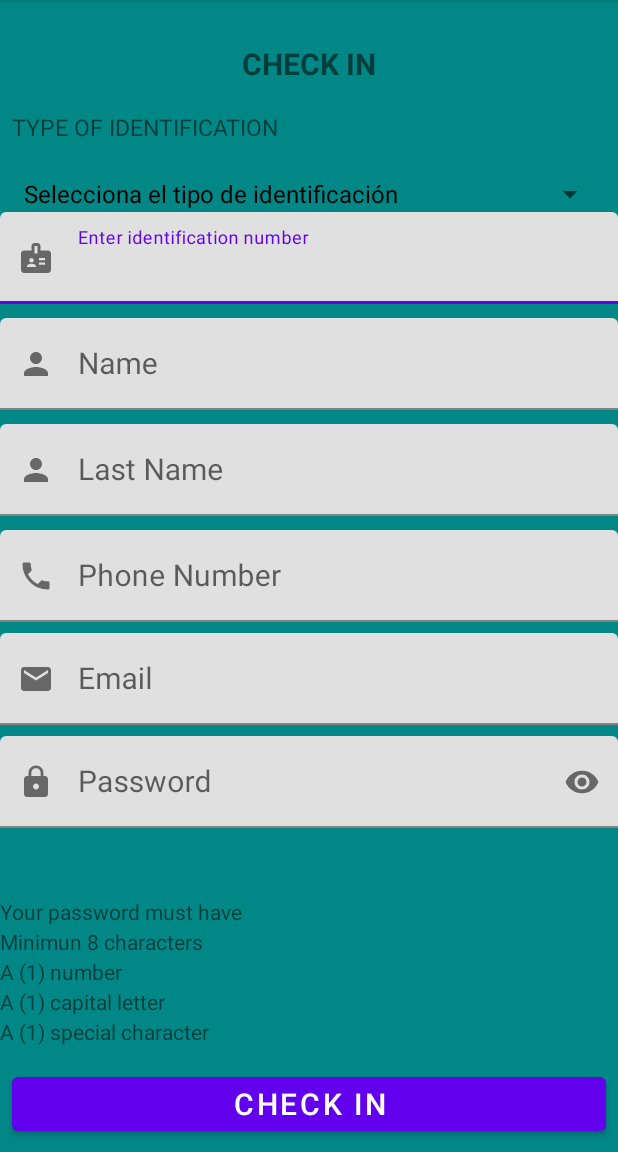
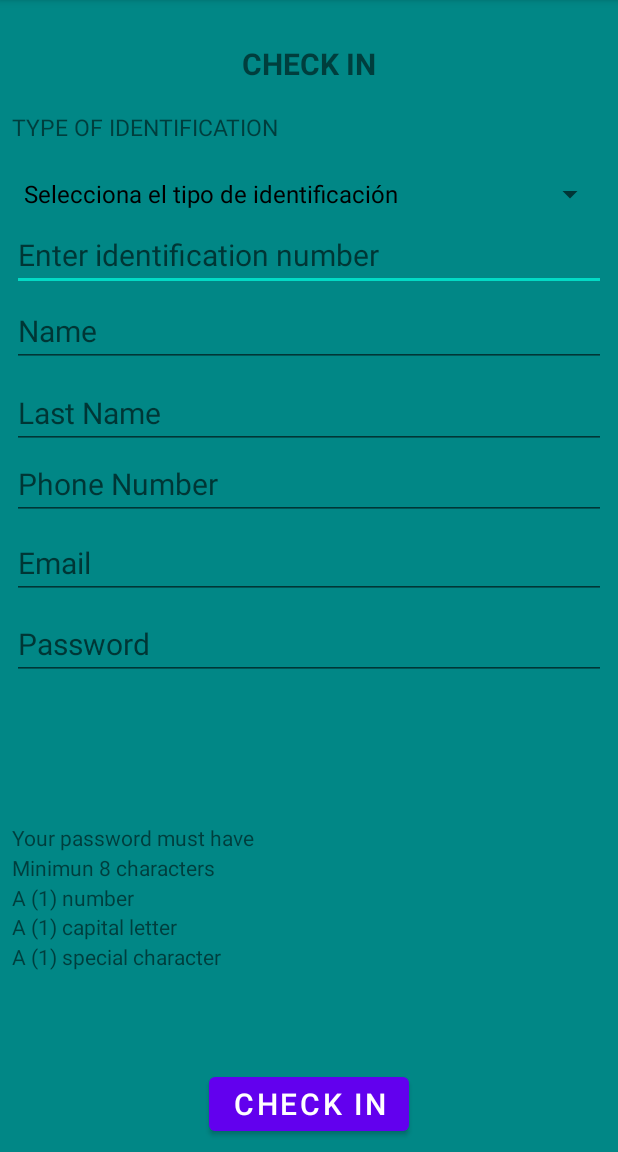
Before and after one commit to pfchaparro/ensamble-soft-ciclo4, an Android app: the MainActivity1 screen opened directly, with no data from a screen before it, on a phone screen of 412 x 824 dp, the part 84-1236 px from its top. Run offline under Robolectric (Android 15) with nearby library versions, the phone set to English and light mode, and no system bars.

Commit message:
nuevas funcionalidades

```diff
--- a/app/src/main/java/com/example/ensamblesoftc4/MainActivity1.java
+++ b/app/src/main/java/com/example/ensamblesoftc4/MainActivity1.java
@@ -3,10 +3,7 @@ package com.example.ensamblesoftc4;
 import android.content.Intent;
 import android.database.sqlite.SQLiteDatabase;
 import android.os.Bundle;
-import android.view.Gravity;
-import android.view.LayoutInflater;
 import android.view.View;
-import android.view.ViewGroup;
 import android.widget.ArrayAdapter;
 import android.widget.Button;
 import android.widget.EditText;
@@ -15,16 +12,15 @@ import android.widget.TextView;
 import android.widget.Toast;
 
 import androidx.appcompat.app.AppCompatActivity;
-import androidx.core.view.LayoutInflaterCompat;
 
 import com.example.ensamblesoftc4.db.DbHelper;
-import com.google.android.material.textfield.TextInputLayout;
 
 public class MainActivity1 extends AppCompatActivity {
+
     Spinner spinner1;
     Button B3;
     EditText E1, E2, E3, E4, E5, E6;
-    TextInputLayout txtInputEmail, txtInputPassword;
+    TextView T1;
 
     @Override
     protected void onCreate(Bundle savedInstanceState) {
@@ -33,14 +29,13 @@ public class MainActivity1 extends AppCompatActivity {
 
         spinner1 = (Spinner) findViewById(R.id.spinner);
         B3 = (Button) findViewById(R.id.btn_ckeckin_main1);
-        E1 = (EditText) findViewById(R.id.eNumberIdentification);
-        E2 = (EditText) findViewById(R.id.eName);
-        E3 = (EditText) findViewById(R.id.eLastName);
-        E4 = (EditText) findViewById(R.id.ePhone);
-        E5 = (EditText) findViewById(R.id.eEmail);
-        E6 = (EditText) findViewById(R.id.ePassword);
-        txtInputEmail = (TextInputLayout) findViewById(R.id.txtInputEmail);
-        txtInputPassword = (TextInputLayout) findViewById(R.id.txtInputPassword);
+        E1 = (EditText) findViewById(R.id.e1);
+        E2 = (EditText) findViewById(R.id.e2);
+        E3 = (EditText) findViewById(R.id.e3);
+        E4 = (EditText) findViewById(R.id.e4);
+        E5 = (EditText) findViewById(R.id.e5);
+        E6 = (EditText) findViewById(R.id.e6);
+        //T1 = (TextView) findViewById(R.id.textView8);
 
         String [] opciones = {"Selecciona el tipo de identificación", "CEDULA DE CUIDADANIA", "TARJETA DE IDENTIDAD", "REGISTRO CIVIL", "CEDULA DE EXTRANGERIA", "PASAPORTE", "SALVOCONDUCTO"};
 
@@ -50,54 +45,29 @@ public class MainActivity1 extends AppCompatActivity {
         B3.setOnClickListener(new View.OnClickListener() {
             @Override
             public void onClick(View v) {
-                String num_ident, nombre, apellido, num_tel, correo, contraseña;
+                String num_ident, nombre, apellido, num_tel;
                 boolean v1,v2,v3,v4,v5,v6;
                 num_ident=E1.getText().toString();
                 nombre=E2.getText().toString();
                 apellido=E3.getText().toString();
                 num_tel=E4.getText().toString();
-                correo=E5.getText().toString();
-                contraseña=E6.getText().toString();
 
                 v1=num_ident.matches("[0-9].*");
                 v2=nombre.matches("[A-Z].*");
                 v3=apellido.matches("[A-Z].*");
                 v4=num_tel.matches("[0-9].*");
-                v5=correo.matches("[-\\w\\.]+@\\w+\\.\\w+");
-                v6=contraseña.matches("(?=.*[@#$%^&+=])"+"(?=\\S+$)"+".{8,}"+"$");
 
                 DbHelper dbHelper = new DbHelper(MainActivity1.this);
                 SQLiteDatabase db = dbHelper.getWritableDatabase();
-                if (E1.getText().toString().isEmpty()){
-                    Toast.makeText(MainActivity1.this,"Campo número identificación vacio",Toast.LENGTH_LONG).show();
-                }else {
-                    if (E2.getText().toString().isEmpty()){
-                        Toast.makeText(MainActivity1.this,"Campo Nombre vacio",Toast.LENGTH_LONG).show();
-                    }else {
-                        if (E3.getText().toString().isEmpty()){
-                            Toast.makeText(MainActivity1.this,"Campo Apellido vacio",Toast.LENGTH_LONG).show();
-                        }else {
-                            if (E4.getText().toString().isEmpty()){
-                                Toast.makeText(MainActivity1.this,"Campo número de teléfono vacio",Toast.LENGTH_LONG).show();
-                            }else {
-                                if (E5.getText().toString().isEmpty()){
-                                    Toast.makeText(MainActivity1.this,"Campo Correo electrónico vacio",Toast.LENGTH_LONG).show();
-                                }else {
-                                    if (E6.getText().toString().isEmpty()){
-                                        Toast.makeText(MainActivity1.this,"Campo contraseña vacio",Toast.LENGTH_LONG).show();
-                                    }else {
-                                        if (v1==true && v2==true && v3==true && v4==true && v5==true && v6==true){
-                                            Toast.makeText(MainActivity1.this,"DATOS INGRESADOS CORRECTAMENTE Y BASE DE DATOS CREADA",Toast.LENGTH_LONG).show();
-                                            Intent B3 = new Intent(MainActivity1.this, MainActivity.class);
-                                            startActivity(B3);
-                                        } else {
-                                            Toast.makeText(MainActivity1.this,"DATOS INCORRECTOS",Toast.LENGTH_LONG).show();
-                                        }
-                                    }
-                                }
-                            }
-                        }
-                    }
+                if (v1==true && v2==true && v3==true && v4==true){
+                    Toast.makeText(MainActivity1.this,"DATOS INGRESADOS CORRECTAMENTE",Toast.LENGTH_LONG).show();
+                /*if (db != null){
+                    Toast.makeText(MainActivity1.this,"BASE DE DATOS CREADA",Toast.LENGTH_LONG).show();
+                    Intent B3 = new Intent(MainActivity1.this, MainActivity.class);
+                    startActivity(B3);*/
+                } else {
+                    //Toast.makeText(MainActivity1.this,"ERROR AL CREAR BASE DE DATOS",Toast.LENGTH_LONG).show();
+                    Toast.makeText(MainActivity1.this,"DATOS INCORRECTOS",Toast.LENGTH_LONG).show();
                 }
             }
         });
--- a/app/src/main/res/layout/activity_main1.xml
+++ b/app/src/main/res/layout/activity_main1.xml
@@ -51,200 +51,191 @@
         app:layout_constraintTop_toTopOf="parent"
         app:layout_constraintVertical_bias="0.134"
         tools:ignore="SpeakableTextPresentCheck,TouchTargetSizeCheck" />
-
+    <EditText
+        android:id="@+id/e1"
+        android:layout_width="match_parent"
+        android:layout_height="wrap_content"
+        android:layout_marginStart="8dp"
+        android:layout_marginTop="10dp"
+        android:layout_marginEnd="8dp"
+        android:hint="@string/msjop2"
+        android:inputType="number"
+        android:minHeight="48sp"
+        android:textSize="20sp"
+        app:layout_constraintBottom_toBottomOf="parent"
+        app:layout_constraintEnd_toEndOf="parent"
+        app:layout_constraintHorizontal_bias="0.0"
+        app:layout_constraintStart_toStartOf="parent"
+        app:layout_constraintTop_toBottomOf="@+id/t1"
+        app:layout_constraintVertical_bias="0.122" />
+    <EditText
+        android:id="@+id/e2"
+        android:layout_width="match_parent"
+        android:layout_height="wrap_content"
+        android:layout_marginStart="8dp"
+        android:layout_marginTop="10dp"
+        android:layout_marginEnd="8dp"
+        android:hint="@string/msjname"
+        android:inputType="text"
+        android:minHeight="48sp"
+        android:textSize="20sp"
+        app:layout_constraintBottom_toBottomOf="parent"
+        app:layout_constraintEnd_toEndOf="parent"
+        app:layout_constraintHorizontal_bias="0.0"
+        app:layout_constraintStart_toStartOf="parent"
+        app:layout_constraintTop_toBottomOf="@+id/t1"
+        app:layout_constraintVertical_bias="0.2" />
+    <EditText
+        android:id="@+id/e3"
+        android:layout_width="match_parent"
+        android:layout_height="wrap_content"
+        android:layout_marginStart="8dp"
+        android:layout_marginTop="10dp"
+        android:layout_marginEnd="8dp"
+        android:hint="@string/msjlastname"
+        android:inputType="text"
+        android:minHeight="48sp"
+        android:textSize="20sp"
+        app:layout_constraintBottom_toBottomOf="parent"
+        app:layout_constraintEnd_toEndOf="parent"
+        app:layout_constraintHorizontal_bias="0.0"
+        app:layout_constraintStart_toStartOf="parent"
+        app:layout_constraintTop_toTopOf="parent"
+        app:layout_constraintVertical_bias="0.34" />
+    <EditText
+        android:id="@+id/e4"
+        android:layout_width="match_parent"
+        android:layout_height="wrap_content"
+        android:layout_marginStart="8dp"
+        android:layout_marginTop="10dp"
+        android:layout_marginEnd="8dp"
+        android:hint="@string/msjphone"
+        android:inputType="phone"
+        android:minHeight="48sp"
+        android:textSize="20sp"
+        app:layout_constraintBottom_toBottomOf="parent"
+        app:layout_constraintEnd_toEndOf="parent"
+        app:layout_constraintHorizontal_bias="0.0"
+        app:layout_constraintStart_toStartOf="parent"
+        app:layout_constraintTop_toBottomOf="@+id/e1"
+        app:layout_constraintVertical_bias="0.184" />
+    <EditText
+        android:id="@+id/e5"
+        android:layout_width="match_parent"
+        android:layout_height="wrap_content"
+        android:layout_marginStart="8dp"
+        android:layout_marginTop="10dp"
+        android:layout_marginEnd="8dp"
+        android:hint="@string/msjemail"
+        android:inputType="textEmailAddress"
+        android:minHeight="48sp"
+        android:textSize="20sp"
+        app:layout_constraintBottom_toBottomOf="parent"
+        app:layout_constraintEnd_toEndOf="parent"
+        app:layout_constraintHorizontal_bias="0.0"
+        app:layout_constraintStart_toStartOf="parent"
+        app:layout_constraintTop_toBottomOf="@+id/e1"
+        app:layout_constraintVertical_bias="0.286" />
+    <EditText
+        android:id="@+id/e6"
+        android:layout_width="match_parent"
+        android:layout_height="wrap_content"
+        android:layout_marginStart="8dp"
+        android:layout_marginTop="10dp"
+        android:layout_marginEnd="8dp"
+        android:hint="@string/msjpassword"
+        android:inputType="textPassword"
+        android:textSize="20sp"
+        app:layout_constraintBottom_toBottomOf="parent"
+        app:layout_constraintEnd_toEndOf="parent"
+        app:layout_constraintHorizontal_bias="0.0"
+        app:layout_constraintStart_toStartOf="parent"
+        app:layout_constraintTop_toTopOf="parent"
+        app:layout_constraintVertical_bias="0.557" />
     <TextView
         android:id="@+id/t3"
         android:layout_width="match_parent"
         android:layout_height="wrap_content"
+        android:layout_marginStart="8dp"
         android:layout_marginTop="10dp"
         android:layout_marginEnd="8dp"
         android:text="@string/msjop4"
         app:layout_constraintBottom_toBottomOf="parent"
         app:layout_constraintEnd_toEndOf="parent"
+        app:layout_constraintHorizontal_bias="1.0"
+        app:layout_constraintStart_toStartOf="@+id/e3"
         app:layout_constraintTop_toTopOf="parent"
-        app:layout_constraintVertical_bias="0.796" />
-
+        app:layout_constraintVertical_bias="0.729" />
     <TextView
         android:id="@+id/t4"
         android:layout_width="match_parent"
         android:layout_height="wrap_content"
+        android:layout_marginStart="8dp"
         android:layout_marginTop="10dp"
         android:layout_marginEnd="8dp"
         android:text="@string/msjop5"
         app:layout_constraintBottom_toBottomOf="parent"
         app:layout_constraintEnd_toEndOf="parent"
+        app:layout_constraintHorizontal_bias="1.0"
+        app:layout_constraintStart_toStartOf="@+id/e3"
         app:layout_constraintTop_toTopOf="parent"
-        app:layout_constraintVertical_bias="0.823" />
-
+        app:layout_constraintVertical_bias="0.756" />
     <TextView
         android:id="@+id/t5"
         android:layout_width="match_parent"
         android:layout_height="wrap_content"
+        android:layout_marginStart="8dp"
         android:layout_marginTop="10dp"
         android:layout_marginEnd="8dp"
         android:text="@string/msjop6"
         app:layout_constraintBottom_toBottomOf="parent"
         app:layout_constraintEnd_toEndOf="parent"
+        app:layout_constraintHorizontal_bias="1.0"
+        app:layout_constraintStart_toStartOf="@+id/e3"
         app:layout_constraintTop_toTopOf="parent"
-        app:layout_constraintVertical_bias="0.85" />
-
+        app:layout_constraintVertical_bias="0.783" />
     <TextView
         android:id="@+id/t6"
         android:layout_width="match_parent"
         android:layout_height="wrap_content"
+        android:layout_marginStart="8dp"
         android:layout_marginTop="10dp"
         android:layout_marginEnd="8dp"
         android:text="@string/msjop7"
         app:layout_constraintBottom_toBottomOf="parent"
         app:layout_constraintEnd_toEndOf="parent"
+        app:layout_constraintHorizontal_bias="1.0"
+        app:layout_constraintStart_toStartOf="@+id/e3"
         app:layout_constraintTop_toTopOf="parent"
-        app:layout_constraintVertical_bias="0.877" />
-
+        app:layout_constraintVertical_bias="0.81" />
     <TextView
         android:id="@+id/t7"
         android:layout_width="match_parent"
         android:layout_height="wrap_content"
+        android:layout_marginStart="8dp"
         android:layout_marginTop="10dp"
         android:layout_marginEnd="8dp"
         android:text="@string/msjop8"
         app:layout_constraintBottom_toBottomOf="parent"
         app:layout_constraintEnd_toEndOf="parent"
+        app:layout_constraintHorizontal_bias="1.0"
+        app:layout_constraintStart_toStartOf="@+id/e3"
         app:layout_constraintTop_toTopOf="parent"
-        app:layout_constraintVertical_bias="0.904" />
-
-    <com.google.android.material.textfield.TextInputLayout
-        android:id="@+id/txtInputNumberIdentification"
-        android:layout_width="match_parent"
-        android:layout_height="wrap_content"
-        android:hint="@string/msjop2"
-        app:layout_constraintBottom_toBottomOf="parent"
-        app:layout_constraintEnd_toEndOf="parent"
-        app:layout_constraintHorizontal_bias="0.498"
-        app:layout_constraintStart_toStartOf="parent"
-        app:layout_constraintTop_toTopOf="parent"
-        app:layout_constraintVertical_bias="0.200"
-        app:startIconDrawable="@drawable/ic_identification">
-        -<com.google.android.material.textfield.TextInputEditText
-            android:id="@+id/eNumberIdentification"
-            android:layout_width="match_parent"
-            android:layout_height="wrap_content"
-            android:inputType="number"
-            android:textSize="20sp"/>
-    </com.google.android.material.textfield.TextInputLayout>
-
-    <com.google.android.material.textfield.TextInputLayout
-        android:id="@+id/txtInputName"
-        android:layout_width="match_parent"
-        android:layout_height="wrap_content"
-        android:hint="@string/msjname"
-        app:layout_constraintBottom_toBottomOf="parent"
-        app:layout_constraintEnd_toEndOf="parent"
-        app:layout_constraintHorizontal_bias="0.498"
-        app:layout_constraintStart_toStartOf="parent"
-        app:layout_constraintTop_toTopOf="parent"
-        app:layout_constraintVertical_bias="0.300"
-        app:startIconDrawable="@drawable/ic_person">
-        -<com.google.android.material.textfield.TextInputEditText
-            android:id="@+id/eName"
-            android:layout_width="match_parent"
-            android:layout_height="wrap_content"
-            android:inputType="textPersonName"
-            android:textSize="20sp"/>
-    </com.google.android.material.textfield.TextInputLayout>
-
-    <com.google.android.material.textfield.TextInputLayout
-        android:id="@+id/txtInputLastName"
-        android:layout_width="match_parent"
-        android:layout_height="wrap_content"
-        android:hint="@string/msjlastname"
-        app:layout_constraintBottom_toBottomOf="parent"
-        app:layout_constraintEnd_toEndOf="parent"
-        app:layout_constraintHorizontal_bias="0.498"
-        app:layout_constraintStart_toStartOf="parent"
-        app:layout_constraintTop_toTopOf="parent"
-        app:layout_constraintVertical_bias="0.400"
-        app:startIconDrawable="@drawable/ic_person">
-        -<com.google.android.material.textfield.TextInputEditText
-            android:id="@+id/eLastName"
-            android:layout_width="match_parent"
-            android:layout_height="wrap_content"
-            android:inputType="textPersonName"
-            android:textSize="20sp"/>
-    </com.google.android.material.textfield.TextInputLayout>
-
-    <com.google.android.material.textfield.TextInputLayout
-        android:id="@+id/txtInputPhone"
-        android:layout_width="match_parent"
-        android:layout_height="wrap_content"
-        android:hint="@string/msjphone"
-        app:layout_constraintBottom_toBottomOf="parent"
-        app:layout_constraintEnd_toEndOf="parent"
-        app:layout_constraintHorizontal_bias="0.498"
-        app:layout_constraintStart_toStartOf="parent"
-        app:layout_constraintTop_toTopOf="parent"
-        app:layout_constraintVertical_bias="0.500"
-        app:startIconDrawable="@drawable/ic_phone">
-        -<com.google.android.material.textfield.TextInputEditText
-            android:id="@+id/ePhone"
-            android:layout_width="match_parent"
-            android:layout_height="wrap_content"
-            android:inputType="number"
-            android:textSize="20sp"/>
-    </com.google.android.material.textfield.TextInputLayout>
-
-    <com.google.android.material.textfield.TextInputLayout
-        android:id="@+id/txtInputEmail"
-        android:layout_width="match_parent"
-        android:layout_height="wrap_content"
-        android:hint="@string/msjemail"
-        app:layout_constraintBottom_toBottomOf="parent"
-        app:layout_constraintEnd_toEndOf="parent"
-        app:layout_constraintHorizontal_bias="0.498"
-        app:layout_constraintStart_toStartOf="parent"
-        app:layout_constraintTop_toTopOf="parent"
-        app:layout_constraintVertical_bias="0.615"
-        app:startIconDrawable="@drawable/ic_email"
-        app:errorEnabled="true">
-        -<com.google.android.material.textfield.TextInputEditText
-            android:id="@+id/eEmail"
-            android:layout_width="match_parent"
-            android:layout_height="wrap_content"
-            android:inputType="textEmailAddress"
-            android:textSize="20sp"/>
-    </com.google.android.material.textfield.TextInputLayout>
-    <com.google.android.material.textfield.TextInputLayout
-        android:id="@+id/txtInputPassword"
-        android:layout_width="match_parent"
-        android:layout_height="wrap_content"
-        android:hint="@string/msjpassword"
-        app:layout_constraintBottom_toBottomOf="parent"
-        app:layout_constraintEnd_toEndOf="parent"
-        app:layout_constraintHorizontal_bias="0.498"
-        app:layout_constraintStart_toStartOf="parent"
-        app:layout_constraintTop_toTopOf="parent"
-        app:layout_constraintVertical_bias="0.715"
-        app:startIconDrawable="@drawable/ic_lock"
-        app:errorEnabled="true"
-        app:passwordToggleEnabled="true">
-        <com.google.android.material.textfield.TextInputEditText
-            android:id="@+id/ePassword"
-            android:layout_width="match_parent"
-            android:layout_height="wrap_content"
-            android:inputType="textPassword"
-            android:textSize="20sp"/>
-    </com.google.android.material.textfield.TextInputLayout>
-
+        app:layout_constraintVertical_bias="0.837" />
     <Button
         android:id="@+id/btn_ckeckin_main1"
-        android:layout_width="match_parent"
+        android:layout_width="wrap_content"
         android:layout_height="wrap_content"
         android:layout_marginStart="8dp"
+        android:layout_marginTop="8dp"
         android:layout_marginEnd="8dp"
         android:layout_marginBottom="8dp"
         android:text="@string/msjcheckin"
         android:textSize="20sp"
         app:layout_constraintBottom_toBottomOf="parent"
         app:layout_constraintEnd_toEndOf="parent"
-        app:layout_constraintStart_toStartOf="parent" />
+        app:layout_constraintStart_toStartOf="parent"
+        app:layout_constraintTop_toBottomOf="@+id/e2"
+        app:layout_constraintVertical_bias="1.0" />
 
 </androidx.constraintlayout.widget.ConstraintLayout>
```
